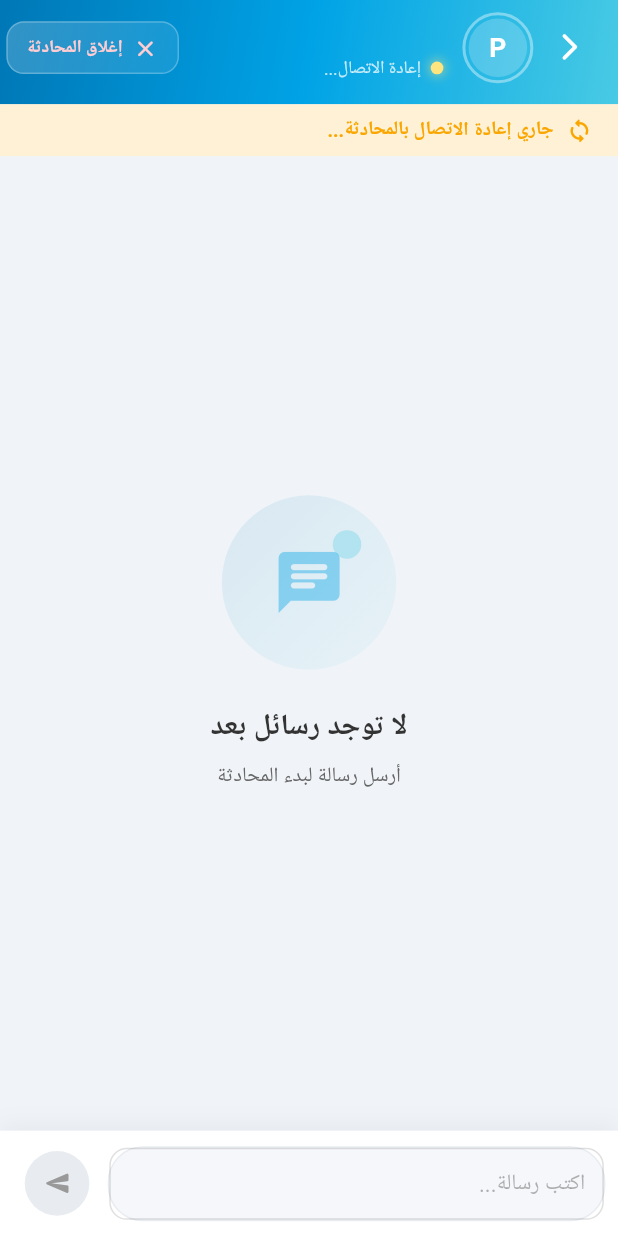
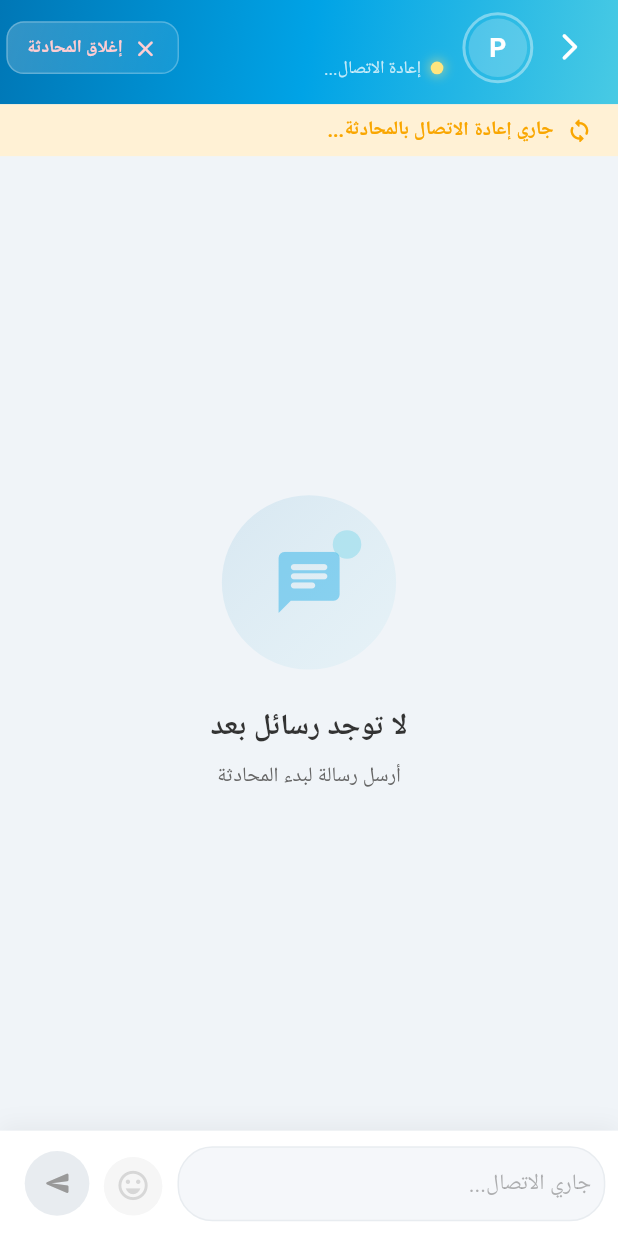
Before and after one commit to eslam-mah/Al-Nas-Doctor, a Flutter app: the ChatDetailPage screen opened directly with empty values, on a phone screen of 412 x 824 dp. Run offline on Flutter 3.47's test engine with Material 3 defaults, Android fonts, the phone set to English and light mode, and no system bars; our stand-ins replace dartz, device_info_plus, dio, emoji_picker_flutter, equatable, firebase_core and 9 more; accounts and stored records are empty; network calls fail; Roboto replaces fonts that are missing (Cairo); project files that could hold a hidden picture were left out.

Commit message:
feat: implement chat detail page with message display, input, and connection status.

```diff
--- a/lib/features/chat/chat_router.dart
+++ b/lib/features/chat/chat_router.dart
@@ -27,6 +27,7 @@ class ChatRouter {
             patientId: extra['patient_id'] as int,
             doctorId: extra['doctor_id'] as int,
             patientName: extra['patient_name'] as String,
+            isClosed: extra['is_closed'] as bool? ?? false,
           ),
         );
       },
--- a/lib/features/chat/view/views/chat_detail_page.dart
+++ b/lib/features/chat/view/views/chat_detail_page.dart
@@ -159,10 +159,28 @@ class _ChatDetailPageState extends State<ChatDetailPage>
           if (widget.isClosed)
             _ChatClosedBanner()
           else
-            _MessageInput(
-              controller: _messageController,
-              focusNode: _focusNode,
-              onSend: _sendMessage,
+            BlocBuilder<ChatDetailCubit, ChatDetailState>(
+              buildWhen: (previous, current) {
+                return current is ChatDetailConnected ||
+                    current is ChatDetailReconnecting ||
+                    current is ChatDetailDisconnected ||
+                    current is ChatDetailConnectionError ||
+                    current is ChatDetailLoading ||
+                    current is ChatDetailMessageReceived ||
+                    current is ChatDetailMessageSent;
+              },
+              builder: (context, state) {
+                final isConnected =
+                    state is ChatDetailConnected ||
+                    state is ChatDetailMessageReceived ||
+                    state is ChatDetailMessageSent;
+                return _MessageInput(
+                  controller: _messageController,
+                  focusNode: _focusNode,
+                  onSend: _sendMessage,
+                  isConnected: isConnected,
+                );
+              },
             ),
         ],
       ),
@@ -1075,11 +1093,13 @@ class _MessageInput extends StatefulWidget {
   final TextEditingController controller;
   final FocusNode focusNode;
   final VoidCallback onSend;
+  final bool isConnected;
 
   const _MessageInput({
     required this.controller,
     required this.focusNode,
     required this.onSend,
+    this.isConnected = true,
   });
 
   @override
@@ -1201,6 +1221,7 @@ class _MessageInputState extends State<_MessageInput> {
                             child: TextField(
                               controller: widget.controller,
                               focusNode: widget.focusNode,
+                              enabled: widget.isConnected,
                               maxLines: 5,
                               minLines: 1,
                               onTap: () {
@@ -1211,11 +1232,15 @@ class _MessageInputState extends State<_MessageInput> {
                               textInputAction: TextInputAction.newline,
                               style: TextStyle(
                                 fontSize: 15.sp,
-                                color: AlNasTheme.textDark,
+                                color: widget.isConnected
+                                    ? AlNasTheme.textDark
+                                    : AlNasTheme.textMuted,
                                 height: 1.4,
                               ),
                               decoration: InputDecoration(
-                                hintText: S.of(context).typeAMessage,
+                                hintText: widget.isConnected
+                                    ? S.of(context).typeAMessage
+                                    : S.of(context).connecting,
                                 hintStyle: TextStyle(
                                   color: AlNasTheme.textMuted.withValues(
                                     alpha: 0.5,
@@ -1237,21 +1262,55 @@ class _MessageInputState extends State<_MessageInput> {
                   ),
 
                   SizedBox(width: 8.w),
-
+                  // Emoji toggle button
+                  Opacity(
+                    opacity: widget.isConnected ? 1.0 : 0.4,
+                    child: Padding(
+                      padding: EdgeInsets.only(left: 4.w, bottom: 4.h),
+                      child: GestureDetector(
+                        onTap: widget.isConnected ? _toggleEmojiPicker : null,
+                        child: Container(
+                          width: 40.w,
+                          height: 40.h,
+                          decoration: BoxDecoration(
+                            shape: BoxShape.circle,
+                            color: AlNasTheme.grey100.withValues(alpha: 0.1),
+                          ),
+                          child: AnimatedSwitcher(
+                            duration: const Duration(milliseconds: 200),
+                            transitionBuilder: (child, animation) =>
+                                ScaleTransition(scale: animation, child: child),
+                            child: Icon(
+                              _showEmojiPicker
+                                  ? Icons.keyboard_rounded
+                                  : Icons.emoji_emotions_outlined,
+                              key: ValueKey(_showEmojiPicker),
+                              color: _showEmojiPicker
+                                  ? AlNasTheme.blue100
+                                  : AlNasTheme.textMuted.withValues(alpha: 0.6),
+                              size: 24.sp,
+                            ),
+                          ),
+                        ),
+                      ),
+                    ),
+                  ),
                   // Send button with smooth animation
                   AnimatedScale(
-                    scale: _hasText ? 1.0 : 0.85,
+                    scale: (_hasText && widget.isConnected) ? 1.0 : 0.85,
                     duration: const Duration(milliseconds: 200),
                     curve: Curves.easeOut,
                     child: GestureDetector(
-                      onTap: _hasText ? widget.onSend : null,
+                      onTap: (_hasText && widget.isConnected)
+                          ? widget.onSend
+                          : null,
                       child: AnimatedContainer(
                         duration: const Duration(milliseconds: 200),
                         width: 48.w,
                         height: 48.w,
                         decoration: BoxDecoration(
                           shape: BoxShape.circle,
-                          gradient: _hasText
+                          gradient: (_hasText && widget.isConnected)
                               ? const LinearGradient(
                                   begin: Alignment.topLeft,
                                   end: Alignment.bottomRight,
@@ -1261,8 +1320,10 @@ class _MessageInputState extends State<_MessageInput> {
                                   ],
                                 )
                               : null,
-                          color: _hasText ? null : const Color(0xFFE8ECF0),
-                          boxShadow: _hasText
+                          color: (_hasText && widget.isConnected)
+                              ? null
+                              : const Color(0xFFE8ECF0),
+                          boxShadow: (_hasText && widget.isConnected)
                               ? [
                                   BoxShadow(
                                     color: const Color(
@@ -1276,7 +1337,9 @@ class _MessageInputState extends State<_MessageInput> {
                         ),
                         child: Icon(
                           Icons.send_rounded,
-                          color: _hasText ? Colors.white : AlNasTheme.grey40,
+                          color: (_hasText && widget.isConnected)
+                              ? Colors.white
+                              : AlNasTheme.grey40,
                           size: 22.sp,
                         ),
                       ),
--- a/lib/features/chat/view/widgets/chat_list_item.dart
+++ b/lib/features/chat/view/widgets/chat_list_item.dart
@@ -16,9 +16,9 @@ class ChatListItem extends StatelessWidget {
   // ── Status helpers ──────────────────────────────────────────────
   Color _statusColor(String? status) {
     switch (status?.toLowerCase()) {
-      case 'accepted':
+      case 'active':
         return const Color(0xFF00C853); // vibrant green
-      case 'rejected':
+      case 'closed':
         return const Color(0xFFFF1744); // vibrant red
       case 'pending':
         return const Color(0xFFFFAB00); // vibrant amber
@@ -29,9 +29,9 @@ class ChatListItem extends StatelessWidget {
 
   IconData _statusIcon(String? status) {
     switch (status?.toLowerCase()) {
-      case 'accepted':
+      case 'active':
         return Icons.check_circle_rounded;
-      case 'rejected':
+      case 'closed':
         return Icons.cancel_rounded;
       case 'pending':
         return Icons.schedule_rounded;
@@ -42,10 +42,10 @@ class ChatListItem extends StatelessWidget {
 
   String _statusLabel(String? status) {
     switch (status?.toLowerCase()) {
-      case 'accepted':
-        return 'Accepted';
-      case 'rejected':
-        return 'Rejected';
+      case 'active':
+        return 'Active';
+      case 'closed':
+        return 'Closed';
       case 'pending':
         return 'Pending';
       default:
@@ -55,9 +55,9 @@ class ChatListItem extends StatelessWidget {
 
   List<Color> _accentGradient(String? status) {
     switch (status?.toLowerCase()) {
-      case 'accepted':
+      case 'active':
         return [const Color(0xFF00C853), const Color(0xFF69F0AE)];
-      case 'rejected':
+      case 'closed':
         return [const Color(0xFFFF1744), const Color(0xFFFF8A80)];
       case 'pending':
         return [const Color(0xFFFFAB00), const Color(0xFFFFE57F)];
@@ -265,6 +265,7 @@ class ChatListItem extends StatelessWidget {
                                       'doctor_id': chat.doctorId!,
                                       'patient_name':
                                           chat.patientName ?? 'Patient',
+                                      'is_closed': chat.status == 'closed',
                                     },
                                   );
                                 },
```
